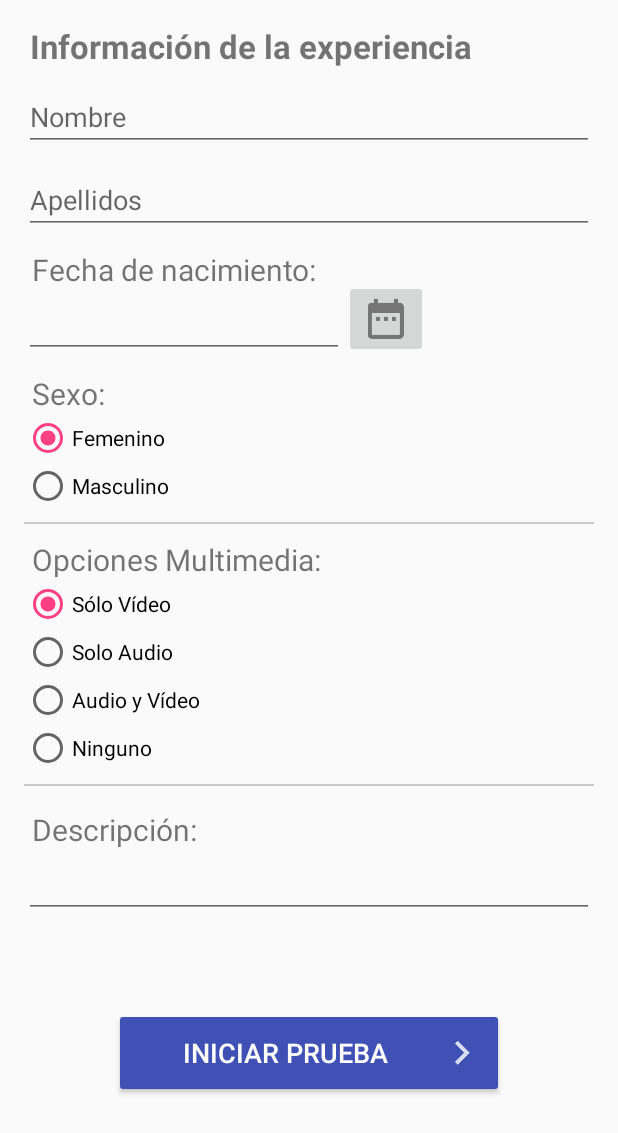
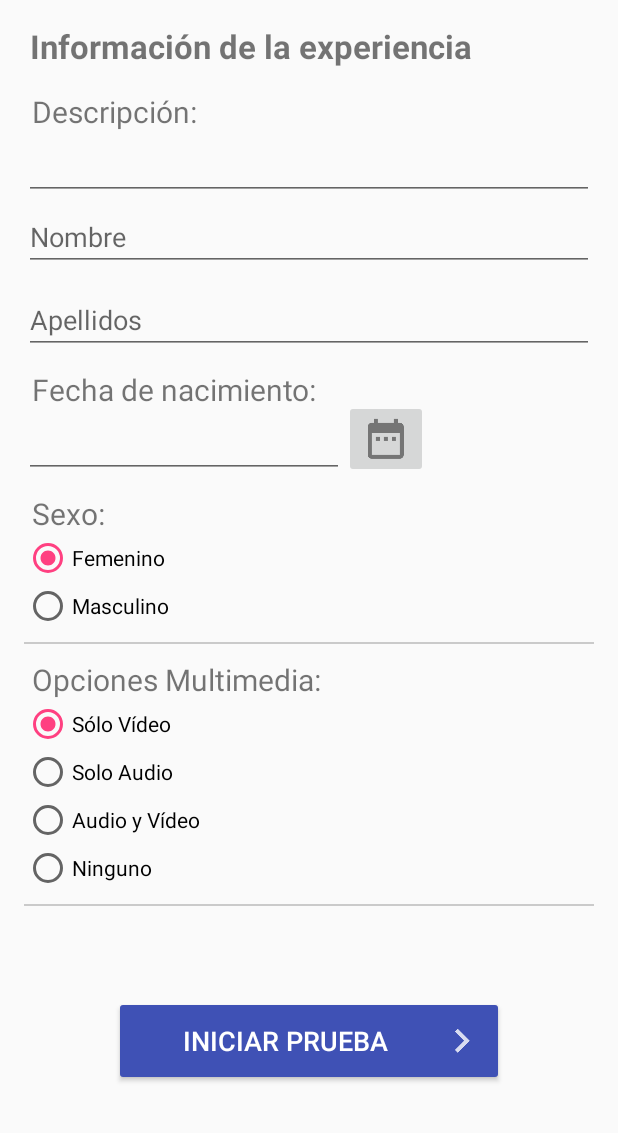
Before and after one commit to Furacin/BitalinoGSR, an Android app: the MainActivity screen opened directly, with no data from a screen before it, after a tap on an icon or button, on a phone screen of 412 x 824 dp. Shown: the top 1133 px of the screen. Run offline under Robolectric (Android 15) with nearby library versions, the phone set to English and light mode, and no system bars; our stand-ins replace Firebase (no records; nobody signed in at launch, a user with empty details on screens opened directly).

```diff
--- a/app/src/main/java/com/furazin/android/mbandgsr/DatosGSR.java
+++ b/app/src/main/java/com/furazin/android/mbandgsr/DatosGSR.java
@@ -564,10 +564,6 @@
                             }
                         }).start();
 
-
-//                        myRef.child(key).child("Experiencias").child(NOMBRE_EXPERIENCIA).child("Datos Gráficas").child("GSR").setValue(valores_gsr);
-//                        myRef.child(key).child("Experiencias").child(NOMBRE_EXPERIENCIA).child("Datos Gráficas").child("Temperatura").setValue(valores_temperatura);
-//                        myRef.child(key).child("Experiencias").child(NOMBRE_EXPERIENCIA).child("Datos Gráficas").child("FrecuenciaCardiaca").setValue(valores_fc);
                     }
                 }
             }
--- a/app/src/main/java/com/furazin/android/mbandgsr/MainActivity.java
+++ b/app/src/main/java/com/furazin/android/mbandgsr/MainActivity.java
@@ -86,6 +86,7 @@
         myRef.addValueEventListener(new ValueEventListener() {
             @Override
             public void onDataChange(DataSnapshot dataSnapshot) {
+                experiencias.remove(experiencias);
                 for (DataSnapshot snapshot : dataSnapshot.getChildren()) {
                     Usuario user = snapshot.getValue(Usuario.class);
                     final String user_key;
--- a/app/src/main/res/layout/activity_formulario.xml
+++ b/app/src/main/res/layout/activity_formulario.xml
@@ -29,17 +29,39 @@
             android:layout_width="match_parent"
             android:layout_height="match_parent">
 
+            <TextView
+                android:layout_width="match_parent"
+                android:layout_height="wrap_content"
+                android:ems="10"
+                android:layout_marginLeft="5dp"
+                android:textSize="20dp"
+                android:layout_marginTop="15dp"
+                android:id="@+id/textview_descripcion"
+                android:text="Descripción:" />
+
+            <EditText
+                android:id="@+id/text_descripcion"
+                android:layout_width="match_parent"
+                android:layout_height="match_parent"
+                android:ems="10"
+                android:gravity="left|top"
+                android:layout_below="@+id/textview_descripcion"
+                android:inputType="textMultiLine" >
+
+            </EditText>
+
             <EditText
                 android:layout_width="match_parent"
                 android:layout_height="wrap_content"
                 android:inputType="text"
+                android:layout_below="@+id/text_descripcion"
                 android:ems="10"
                 android:id="@+id/editTextNombre"
                 android:layout_alignParentTop="true"
                 android:layout_alignParentLeft="true"
                 android:layout_alignParentStart="true"
                 android:hint="Nombre"
-                android:layout_marginTop="10dp"/>
+                android:layout_marginTop="90dp"/>
 
             <EditText
                 android:layout_width="match_parent"
@@ -176,33 +198,11 @@
                 android:background="#cacaca"
                 android:layout_below="@+id/radioMultimedia"/>
 
-            <TextView
-                android:layout_width="match_parent"
-                android:layout_height="wrap_content"
-                android:ems="10"
-                android:layout_marginLeft="5dp"
-                android:textSize="20dp"
-                android:layout_marginTop="15dp"
-                android:layout_below="@+id/line2"
-                android:id="@+id/textview_descripcion"
-                android:text="Descripción:" />
-
-            <EditText
-                android:id="@+id/text_descripcion"
-                android:layout_width="match_parent"
-                android:layout_height="match_parent"
-                android:ems="10"
-                android:gravity="left|top"
-                android:layout_below="@+id/textview_descripcion"
-                android:inputType="textMultiLine" >
-
-            </EditText>
-
             <Button
                 android:id="@+id/InicioPrueba_Button"
                 android:layout_width="260dp"
                 android:layout_height="60dp"
-                android:layout_below="@+id/text_descripcion"
+                android:layout_below="@+id/line2"
                 android:layout_marginTop="60dp"
                 android:text="Iniciar prueba"
                 android:textSize="18dp"
@@ -211,26 +211,6 @@
                 android:drawableRight="@drawable/ic_empezar"
                 android:layout_centerInParent="true"/>
 
-
-            <!--<EditText-->
-            <!--android:layout_width="match_parent"-->
-            <!--android:layout_height="wrap_content"-->
-            <!--android:inputType="textPassword"-->
-            <!--android:ems="10"-->
-            <!--android:id="@+id/Edad"-->
-            <!--android:layout_below="@+id/apellidos"-->
-            <!--android:hint="Apellidos"-->
-            <!--android:layout_marginTop="10dp"/>-->
-
-            <!--<Button-->
-            <!--android:layout_width="match_parent"-->
-            <!--android:layout_height="wrap_content"-->
-            <!--android:text="LOGIN"-->
-            <!--android:id="@+id/button"-->
-            <!--android:layout_below="@+id/password"-->
-            <!--android:layout_marginTop="10dp"-->
-            <!--android:onClick="checkLogin"/>-->
-
         </RelativeLayout>
 
     </ScrollView>
--- /dev/null
+++ b/app/src/main/res/layout/activity_nueva_experiencia.xml
@@ -0,0 +1,6 @@
+<?xml version="1.0" encoding="utf-8"?>
+<LinearLayout xmlns:android="http://schemas.android.com/apk/res/android"
+    android:orientation="vertical" android:layout_width="match_parent"
+    android:layout_height="match_parent">
+
+</LinearLayout>
```
